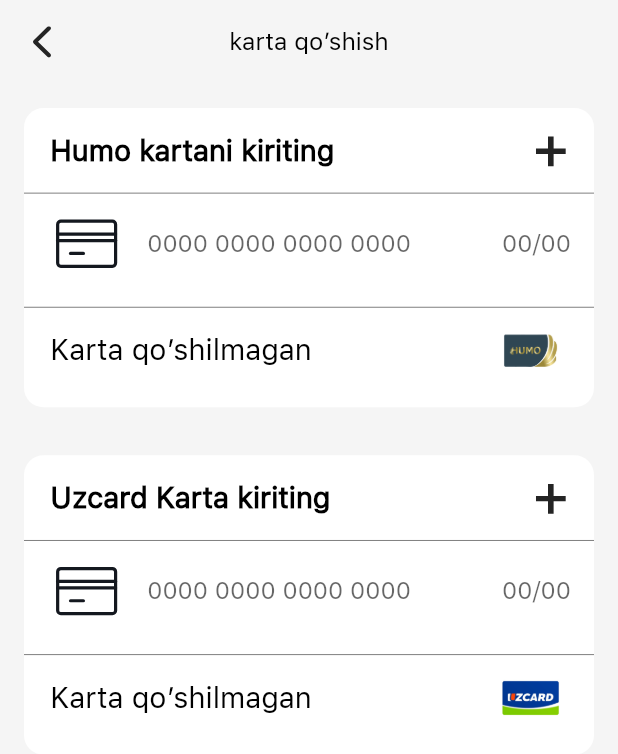
After one commit to AsadbekAbdumajidov/aion_brend, a Flutter app: the CardAdd screen opened by its route, on a phone screen of 412 x 824 dp. The commit adds this screen. Shown: the top 754 px of the screen. Run offline on Flutter 3.47's test engine with Material 2 defaults, Android fonts, the phone set to English and light mode, and no system bars; our stand-ins replace cached_network_image, carousel_slider, equatable, flutter_bloc, flutter_svg, slide_countdown and 1 more; missing offline and left inert: connectivity_plus_web, cubit_form, cupertino_tabbar; network calls fail.

Commit message:
Add card The page design is complete

```diff
--- a/lib/core/router/app_pages.dart
+++ b/lib/core/router/app_pages.dart
@@ -1,6 +1,7 @@
 import 'package:aion/core/components/nav_bar.dart';
 import 'package:aion/core/router/app_routes.dart';
 import 'package:aion/views/about_page/about_page.dart';
+import 'package:aion/views/card_add/card_add_page.dart';
 import 'package:aion/views/connection_page/connection_page.dart';
 import 'package:aion/views/descripton/descripton_page.dart';
 import 'package:aion/views/dostavka_page/location.dart';
@@ -34,8 +35,10 @@
         return simpleRoute(const AboutPage());
       case AppRoutes.setting:
         return simpleRoute(const SettingPage());
-        case AppRoutes.order:
+      case AppRoutes.order:
         return simpleRoute(const OrdersPage());
+      case AppRoutes.cardAdd:
+        return simpleRoute(const CardAdd());
     }
     return null;
   }
--- a/lib/core/router/app_routes.dart
+++ b/lib/core/router/app_routes.dart
@@ -1,3 +1,4 @@
+
 class AppRoutes {
   static const splash = '/';
   static const navBar = '/navBar';
@@ -10,4 +11,5 @@
   static const about = "/about";
   static const setting = "/setting";
   static const order = "/order";
+  static const cardAdd = "/cardAdd";
 }
--- /dev/null
+++ b/lib/views/card_add/card_add_page.dart
@@ -0,0 +1,212 @@
+import 'package:aion/core/constants/app_colors.dart';
+import 'package:aion/core/constants/app_decoration.dart';
+import 'package:aion/core/constants/app_icons.dart';
+import 'package:aion/core/constants/app_style.dart';
+import 'package:aion/core/utils/size_konfig.dart';
+import 'package:aion/core/widgets/profile_app_bar/profile_app_bar.dart';
+import 'package:flutter/material.dart';
+import 'package:flutter_svg/svg.dart';
+
+class CardAdd extends StatelessWidget {
+  const CardAdd({Key? key}) : super(key: key);
+
+  @override
+  Widget build(BuildContext context) {
+    return Scaffold(
+      appBar: ProfileAppBar(
+          title: "karta qo’shish",
+          leftIcon: AppIcons.instance.icArrowBack,
+          leftOntap: () {
+            Navigator.pop(context);
+          }).getBar(context),
+      body: ListView(
+        children: [
+          Padding(
+            padding: const EdgeInsets.all(16),
+            child: Container(
+              height: he(186),
+              width: wi(343),
+              decoration:
+                  AppDecoration.instance.decorationColorWhiteRadiusAll13,
+              child: Padding(
+                padding: EdgeInsets.symmetric(vertical: he(16)),
+                child: Column(
+                  mainAxisAlignment: MainAxisAlignment.spaceBetween,
+                  children: [
+                    Padding(
+                      padding: EdgeInsets.symmetric(horizontal: wi(16)),
+                      child: Row(
+                        mainAxisAlignment: MainAxisAlignment.spaceBetween,
+                        children: [
+                          Text("Humo kartani kiriting",
+                              style: AppTextStyles.instance.styleW700S18Black),
+                          GestureDetector(
+                            onTap: () {},
+                            child: SvgPicture.asset(
+                              "assets/svg/is_add.svg",
+                              height: he(20),
+                              width: wi(20),
+                            ),
+                          )
+                        ],
+                      ),
+                    ),
+                    Padding(
+                      padding: EdgeInsets.only(top: he(8)),
+                      child: Divider(
+                          color: AppColors.instance.black.withOpacity(0.5)),
+                    ),
+                    Padding(
+                      padding: EdgeInsets.symmetric(horizontal: wi(14)),
+                      child: Row(
+                        mainAxisAlignment: MainAxisAlignment.spaceBetween,
+                        children: [
+                          Row(
+                            children: [
+                              SvgPicture.asset(
+                                "assets/svg/ic_credit_card.svg",
+                                height: he(48),
+                                width: wi(48),
+                              ),
+                              const SizedBox(width: 14),
+                              Text("0000 0000 0000 0000",
+                                  style: AppTextStyles
+                                      .instance.styleW400S15Black
+                                      .copyWith(
+                                          color: AppColors.instance.black
+                                              .withOpacity(0.6))),
+                            ],
+                          ),
+                          Text("00/00",
+                              style: AppTextStyles.instance.styleW400S15Black
+                                  .copyWith(
+                                      color: AppColors.instance.black
+                                          .withOpacity(0.6))),
+                        ],
+                      ),
+                    ),
+                    Padding(
+                      padding: EdgeInsets.only(top: he(8)),
+                      child: Divider(
+                          color: AppColors.instance.black.withOpacity(0.5)),
+                    ),
+                    Padding(
+                      padding: EdgeInsets.symmetric(horizontal: wi(16)),
+                      child: Row(
+                        mainAxisAlignment: MainAxisAlignment.spaceBetween,
+                        children: [
+                          Text("Karta qo’shilmagan",
+                              style: AppTextStyles.instance.styleW500S18Black),
+                          GestureDetector(
+                            onTap: () {},
+                            child: Image.asset(
+                              "assets/png/ic_humo.png",
+                              height: he(39),
+                              width: wi(45),
+                            ),
+                          )
+                        ],
+                      ),
+                    ),
+                  ],
+                ),
+              ),
+            ),
+          ),
+          Padding(
+            padding: const EdgeInsets.all(16),
+            child: Container(
+              height: he(186),
+              width: wi(343),
+              decoration:
+                  AppDecoration.instance.decorationColorWhiteRadiusAll13,
+              child: Padding(
+                padding: EdgeInsets.symmetric(vertical: he(16)),
+                child: Column(
+                  mainAxisAlignment: MainAxisAlignment.spaceBetween,
+                  children: [
+                    Padding(
+                      padding: EdgeInsets.symmetric(horizontal: wi(16)),
+                      child: Row(
+                        mainAxisAlignment: MainAxisAlignment.spaceBetween,
+                        children: [
+                          Text("Uzcard Karta kiriting",
+                              style: AppTextStyles.instance.styleW700S18Black),
+                          GestureDetector(
+                            onTap: () {},
+                            child: SvgPicture.asset(
+                              "assets/svg/is_add.svg",
+                              height: he(20),
+                              width: wi(20),
+                            ),
+                          )
+                        ],
+                      ),
+                    ),
+                    Padding(
+                      padding: EdgeInsets.only(top: he(8)),
+                      child: Divider(
+                          color: AppColors.instance.black.withOpacity(0.5)),
+                    ),
+                    Padding(
+                      padding: EdgeInsets.symmetric(horizontal: wi(14)),
+                      child: Row(
+                        mainAxisAlignment: MainAxisAlignment.spaceBetween,
+                        children: [
+                          Row(
+                            children: [
+                              SvgPicture.asset(
+                                "assets/svg/ic_credit_card.svg",
+                                height: he(48),
+                                width: wi(48),
+                              ),
+                              const SizedBox(width: 14),
+                              Text("0000 0000 0000 0000",
+                                  style: AppTextStyles
+                                      .instance.styleW400S15Black
+                                      .copyWith(
+                                          color: AppColors.instance.black
+                                              .withOpacity(0.6))),
+                            ],
+                          ),
+                          Text("00/00",
+                              style: AppTextStyles.instance.styleW400S15Black
+                                  .copyWith(
+                                      color: AppColors.instance.black
+                                          .withOpacity(0.6))),
+                        ],
+                      ),
+                    ),
+                    Padding(
+                      padding: EdgeInsets.only(top: he(8)),
+                      child: Divider(
+                          color: AppColors.instance.black.withOpacity(0.5)),
+                    ),
+                    Padding(
+                      padding: EdgeInsets.symmetric(horizontal: wi(16)),
+                      child: Row(
+                        mainAxisAlignment: MainAxisAlignment.spaceBetween,
+                        children: [
+                          Text("Karta qo’shilmagan",
+                              style: AppTextStyles.instance.styleW500S18Black),
+                          GestureDetector(
+                            onTap: () {},
+                            child: Image.asset(
+                              "assets/png/ic_uzCard.png",
+                              height: he(39),
+                              width: wi(45),
+                            ),
+                          )
+                        ],
+                      ),
+                    ),
+                  ],
+                ),
+              ),
+            ),
+          ),
+        ],
+      ),
+    );
+  }
+}
--- a/lib/views/orders/_widget/on_the_way.dart
+++ b/lib/views/orders/_widget/on_the_way.dart
@@ -55,7 +55,7 @@
                               Text("Miqdori:",
                                   style: AppTextStyles
                                       .instance.styleW400S15BlackOpacity04),
-                              Text("3",
+                              Text("$__",
                                   style:
                                       AppTextStyles.instance.styleW600S15Black),
                             ],
--- a/lib/views/tabs/profile_active/profile_page.dart
+++ b/lib/views/tabs/profile_active/profile_page.dart
@@ -18,8 +18,7 @@
           title: Text("Meni Kabinetim",
               style: AppTextStyles.instance.styleW400S17Black),
         ),
-        body: SafeArea(
-            child: Padding(
+        body: Padding(
           padding: EdgeInsets.symmetric(horizontal: wi(18)),
           child: Column(
             mainAxisAlignment: MainAxisAlignment.spaceBetween,
@@ -77,7 +76,9 @@
                               title: "Mening zakazlarim",
                               icon: AppIcons.instance.icShop),
                           TitleWidget(
-                              onTap: () {},
+                              onTap: () {
+                                Navigator.pushNamed(context, AppRoutes.cardAdd);
+                              },
                               title: "karta qo’shish",
                               icon: AppIcons.instance.icCreditCart),
                           TitleWidget(
@@ -118,6 +119,6 @@
               ),
             ],
           ),
-        )));
+        ));
   }
 }
```
Also changed, not shown: assets/png/ic_humo.png (added), assets/png/ic_uzCard.png (added), assets/svg/ic_credit_card.svg (added), assets/svg/is_add.svg (added), 1 other file.
